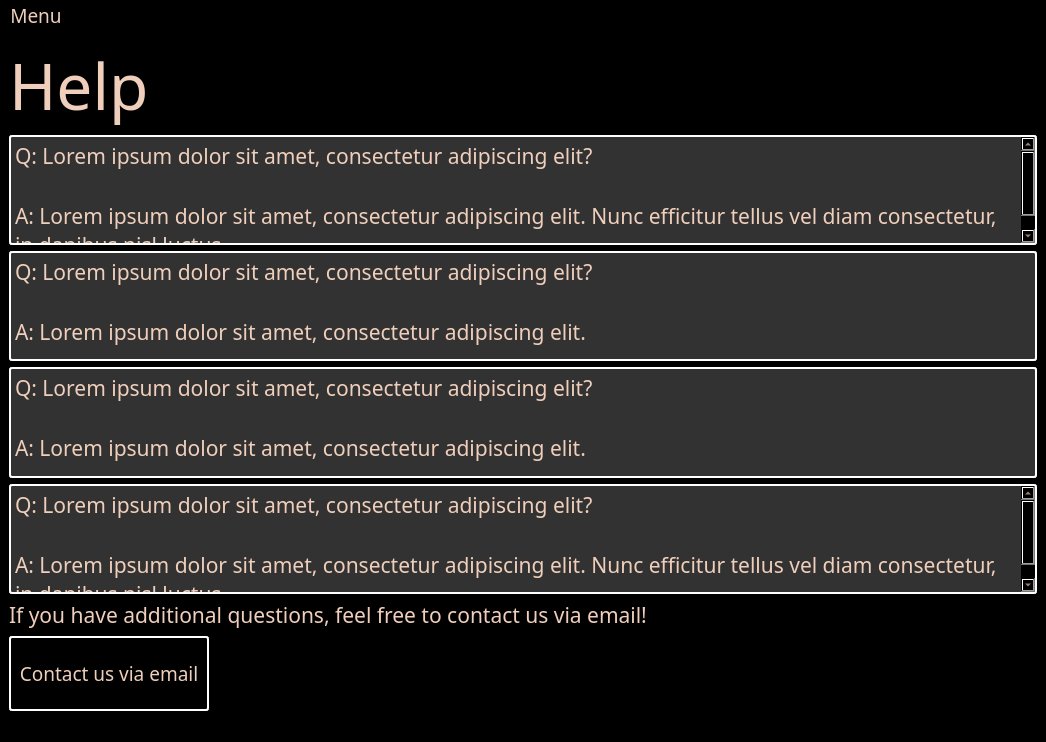
Old version of the form breadnbutter/gui/petownerhelp.ui in the repository jacksodl23/cs-205-pet-adoption.
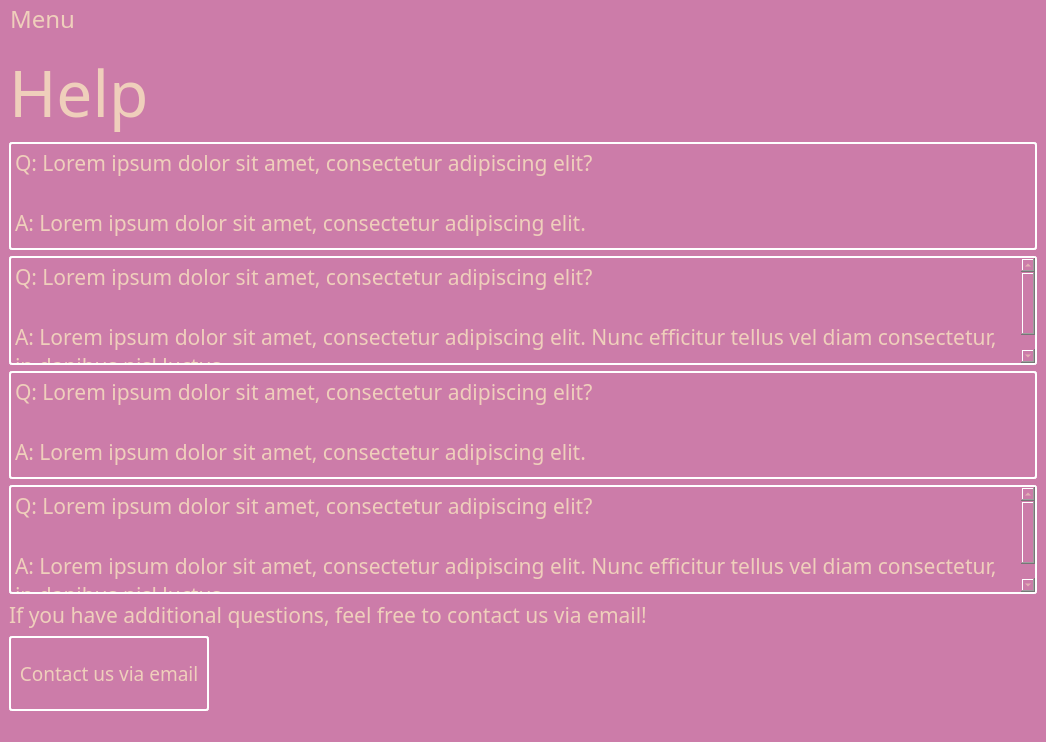
New version of the form.

Patch:
```diff
--- a/breadnbutter/gui/petownerhelp.ui
+++ b/breadnbutter/gui/petownerhelp.ui
@@ -25,9 +25,9 @@
      <colorrole role="Button">
       <brush brushstyle="SolidPattern">
        <color alpha="255">
-        <red>0</red>
-        <green>0</green>
-        <blue>0</blue>
+        <red>204</red>
+        <green>124</green>
+        <blue>169</blue>
        </color>
       </brush>
      </colorrole>
@@ -97,18 +97,18 @@
      <colorrole role="Base">
       <brush brushstyle="SolidPattern">
        <color alpha="255">
-        <red>0</red>
-        <green>0</green>
-        <blue>0</blue>
+        <red>204</red>
+        <green>124</green>
+        <blue>169</blue>
        </color>
       </brush>
      </colorrole>
      <colorrole role="Window">
       <brush brushstyle="SolidPattern">
        <color alpha="255">
-        <red>0</red>
-        <green>0</green>
-        <blue>0</blue>
+        <red>204</red>
+        <green>124</green>
+        <blue>169</blue>
        </color>
       </brush>
      </colorrole>
@@ -162,9 +162,9 @@
      <colorrole role="Button">
       <brush brushstyle="SolidPattern">
        <color alpha="255">
-        <red>0</red>
-        <green>0</green>
-        <blue>0</blue>
+        <red>204</red>
+        <green>124</green>
+        <blue>169</blue>
        </color>
       </brush>
      </colorrole>
@@ -234,18 +234,18 @@
      <colorrole role="Base">
       <brush brushstyle="SolidPattern">
        <color alpha="255">
-        <red>0</red>
-        <green>0</green>
-        <blue>0</blue>
+        <red>204</red>
+        <green>124</green>
+        <blue>169</blue>
        </color>
       </brush>
      </colorrole>
      <colorrole role="Window">
       <brush brushstyle="SolidPattern">
        <color alpha="255">
-        <red>0</red>
-        <green>0</green>
-        <blue>0</blue>
+        <red>204</red>
+        <green>124</green>
+        <blue>169</blue>
        </color>
       </brush>
      </colorrole>
@@ -299,9 +299,9 @@
      <colorrole role="Button">
       <brush brushstyle="SolidPattern">
        <color alpha="255">
-        <red>0</red>
-        <green>0</green>
-        <blue>0</blue>
+        <red>204</red>
+        <green>124</green>
+        <blue>169</blue>
        </color>
       </brush>
      </colorrole>
@@ -371,18 +371,18 @@
      <colorrole role="Base">
       <brush brushstyle="SolidPattern">
        <color alpha="255">
-        <red>0</red>
-        <green>0</green>
-        <blue>0</blue>
+        <red>204</red>
+        <green>124</green>
+        <blue>169</blue>
        </color>
       </brush>
      </colorrole>
      <colorrole role="Window">
       <brush brushstyle="SolidPattern">
        <color alpha="255">
-        <red>0</red>
-        <green>0</green>
-        <blue>0</blue>
+        <red>204</red>
+        <green>124</green>
+        <blue>169</blue>
        </color>
       </brush>
      </colorrole>
@@ -435,7 +435,7 @@
    <string>MainWindow</string>
   </property>
   <property name="styleSheet">
-   <string notr="true">background-color: rgb(0, 0, 0);
+   <string notr="true">background-color: rgb(204, 124, 169);
 color: rgb(239, 207, 187);</string>
   </property>
   <widget class="QWidget" name="centralwidget">
@@ -453,202 +453,6 @@
       </property>
      </widget>
     </item>
-    <item>
-     <widget class="QTextBrowser" name="textBrowser">
-      <property name="palette">
-       <palette>
-        <active>
-         <colorrole role="WindowText">
-          <brush brushstyle="SolidPattern">
-           <color alpha="255">
-            <red>239</red>
-            <green>207</green>
-            <blue>187</blue>
-           </color>
-          </brush>
-         </colorrole>
-         <colorrole role="Button">
-          <brush brushstyle="SolidPattern">
-           <color alpha="255">
-            <red>50</red>
-            <green>50</green>
-            <blue>50</blue>
-           </color>
-          </brush>
-         </colorrole>
-         <colorrole role="Text">
-          <brush brushstyle="SolidPattern">
-           <color alpha="255">
-            <red>239</red>
-            <green>207</green>
-            <blue>187</blue>
-           </color>
-          </brush>
-         </colorrole>
-         <colorrole role="ButtonText">
-          <brush brushstyle="SolidPattern">
-           <color alpha="255">
-            <red>239</red>
-            <green>207</green>
-            <blue>187</blue>
-           </color>
-          </brush>
-         </colorrole>
-         <colorrole role="Base">
-          <brush brushstyle="SolidPattern">
-           <color alpha="255">
-            <red>50</red>
-            <green>50</green>
-            <blue>50</blue>
-           </color>
-          </brush>
-         </colorrole>
-         <colorrole role="Window">
-          <brush brushstyle="SolidPattern">
-           <color alpha="255">
-            <red>50</red>
-            <green>50</green>
-            <blue>50</blue>
-           </color>
-          </brush>
-         </colorrole>
-        </active>
-        <inactive>
-         <colorrole role="WindowText">
-          <brush brushstyle="SolidPattern">
-           <color alpha="255">
-            <red>239</red>
-            <green>207</green>
-            <blue>187</blue>
-           </color>
-          </brush>
-         </colorrole>
-         <colorrole role="Button">
-          <brush brushstyle="SolidPattern">
-           <color alpha="255">
-            <red>50</red>
-            <green>50</green>
-            <blue>50</blue>
-           </color>
-          </brush>
-         </colorrole>
-         <colorrole role="Text">
-          <brush brushstyle="SolidPattern">
-           <color alpha="255">
-            <red>239</red>
-            <green>207</green>
-            <blue>187</blue>
-           </color>
-          </brush>
-         </colorrole>
-         <colorrole role="ButtonText">
-          <brush brushstyle="SolidPattern">
-           <color alpha="255">
-            <red>239</red>
-            <green>207</green>
-            <blue>187</blue>
-           </color>
-          </brush>
-         </colorrole>
-         <colorrole role="Base">
-          <brush brushstyle="SolidPattern">
-           <color alpha="255">
-            <red>50</red>
-            <green>50</green>
-            <blue>50</blue>
-           </color>
-          </brush>
-         </colorrole>
-         <colorrole role="Window">
-          <brush brushstyle="SolidPattern">
-           <color alpha="255">
-            <red>50</red>
-            <green>50</green>
-            <blue>50</blue>
-           </color>
-          </brush>
-         </colorrole>
-        </inactive>
-        <disabled>
-         <colorrole role="WindowText">
-          <brush brushstyle="SolidPattern">
-           <color alpha="255">
-            <red>239</red>
-            <green>207</green>
-            <blue>187</blue>
-           </color>
-          </brush>
-         </colorrole>
-         <colorrole role="Button">
-          <brush brushstyle="SolidPattern">
-           <color alpha="255">
-            <red>50</red>
-            <green>50</green>
-            <blue>50</blue>
-           </color>
-          </brush>
-         </colorrole>
-         <colorrole role="Text">
-          <brush brushstyle="SolidPattern">
-           <color alpha="255">
-            <red>239</red>
-            <green>207</green>
-            <blue>187</blue>
-           </color>
-          </brush>
-         </colorrole>
-         <colorrole role="ButtonText">
-          <brush brushstyle="SolidPattern">
-           <color alpha="255">
-            <red>239</red>
-            <green>207</green>
-            <blue>187</blue>
-           </color>
-          </brush>
-         </colorrole>
-         <colorrole role="Base">
-          <brush brushstyle="SolidPattern">
-           <color alpha="255">
-            <red>50</red>
-            <green>50</green>
-            <blue>50</blue>
-           </color>
-          </brush>
-         </colorrole>
-         <colorrole role="Window">
-          <brush brushstyle="SolidPattern">
-           <color alpha="255">
-            <red>50</red>
-            <green>50</green>
-            <blue>50</blue>
-           </color>
-          </brush>
-         </colorrole>
-        </disabled>
-       </palette>
-      </property>
-      <property name="font">
-       <font>
-        <family>Dyuthi</family>
-        <pointsize>16</pointsize>
-       </font>
-      </property>
-      <property name="styleSheet">
-       <string notr="true">background-color: rgb(50, 50, 50);
-border: 2px solid  white; 
-     border-radius: 3px;</string>
-      </property>
-      <property name="html">
-       <string>&lt;!DOCTYPE HTML PUBLIC &quot;-//W3C//DTD HTML 4.0//EN&quot; &quot;http://www.w3.org/TR/REC-html40/strict.dtd&quot;&gt;
-&lt;html&gt;&lt;head&gt;&lt;meta name=&quot;qrichtext&quot; content=&quot;1&quot; /&gt;&lt;style type=&quot;text/css&quot;&gt;
-p, li { white-space: pre-wrap; }
-&lt;/style&gt;&lt;/head&gt;&lt;body style=&quot; font-family:'Dyuthi'; font-size:16pt; font-weight:400; font-style:normal;&quot;&gt;
-&lt;p style=&quot; margin-top:0px; margin-bottom:0px; margin-left:0px; margin-right:0px; -qt-block-indent:0; text-indent:0px;&quot;&gt;&lt;span style=&quot; font-family:'Sans Serif';&quot;&gt;Q: Lorem ipsum dolor sit amet, consectetur adipiscing elit?&lt;/span&gt;&lt;/p&gt;
-&lt;p style=&quot;-qt-paragraph-type:empty; margin-top:0px; margin-bottom:0px; margin-left:0px; margin-right:0px; -qt-block-indent:0; text-indent:0px; font-family:'Sans Serif';&quot;&gt;&lt;br /&gt;&lt;/p&gt;
-&lt;p style=&quot; margin-top:0px; margin-bottom:0px; margin-left:0px; margin-right:0px; -qt-block-indent:0; text-indent:0px;&quot;&gt;&lt;span style=&quot; font-family:'Sans Serif';&quot;&gt;A: Lorem ipsum dolor sit amet, consectetur adipiscing elit. Nunc efficitur tellus vel diam consectetur, in dapibus nisl luctus.&lt;/span&gt;&lt;/p&gt;&lt;/body&gt;&lt;/html&gt;</string>
-      </property>
-     </widget>
-    </item>
     <item>
      <widget class="QTextBrowser" name="textBrowser_2">
       <property name="palette">
@@ -666,9 +470,9 @@
          <colorrole role="Button">
           <brush brushstyle="SolidPattern">
            <color alpha="255">
-            <red>50</red>
-            <green>50</green>
-            <blue>50</blue>
+            <red>204</red>
+            <green>124</green>
+            <blue>169</blue>
            </color>
           </brush>
          </colorrole>
@@ -693,18 +497,18 @@
          <colorrole role="Base">
           <brush brushstyle="SolidPattern">
            <color alpha="255">
-            <red>50</red>
-            <green>50</green>
-            <blue>50</blue>
+            <red>204</red>
+            <green>124</green>
+            <blue>169</blue>
            </color>
           </brush>
          </colorrole>
          <colorrole role="Window">
           <brush brushstyle="SolidPattern">
            <color alpha="255">
-            <red>50</red>
-            <green>50</green>
-            <blue>50</blue>
+            <red>204</red>
+            <green>124</green>
+            <blue>169</blue>
            </color>
           </brush>
          </colorrole>
@@ -722,9 +526,9 @@
          <colorrole role="Button">
           <brush brushstyle="SolidPattern">
            <color alpha="255">
-            <red>50</red>
-            <green>50</green>
-            <blue>50</blue>
+            <red>204</red>
+            <green>124</green>
+            <blue>169</blue>
            </color>
           </brush>
          </colorrole>
@@ -749,18 +553,18 @@
          <colorrole role="Base">
           <brush brushstyle="SolidPattern">
            <color alpha="255">
-            <red>50</red>
-            <green>50</green>
-            <blue>50</blue>
+            <red>204</red>
+            <green>124</green>
+            <blue>169</blue>
            </color>
           </brush>
          </colorrole>
          <colorrole role="Window">
           <brush brushstyle="SolidPattern">
            <color alpha="255">
-            <red>50</red>
-            <green>50</green>
-            <blue>50</blue>
+            <red>204</red>
+            <green>124</green>
+            <blue>169</blue>
            </color>
           </brush>
          </colorrole>
@@ -778,9 +582,9 @@
          <colorrole role="Button">
           <brush brushstyle="SolidPattern">
            <color alpha="255">
-            <red>50</red>
-            <green>50</green>
-            <blue>50</blue>
+            <red>204</red>
+            <green>124</green>
+            <blue>169</blue>
            </color>
           </brush>
          </colorrole>
@@ -805,18 +609,18 @@
          <colorrole role="Base">
           <brush brushstyle="SolidPattern">
            <color alpha="255">
-            <red>50</red>
-            <green>50</green>
-            <blue>50</blue>
+            <red>204</red>
+            <green>124</green>
+            <blue>169</blue>
            </color>
           </brush>
          </colorrole>
          <colorrole role="Window">
           <brush brushstyle="SolidPattern">
            <color alpha="255">
-            <red>50</red>
-            <green>50</green>
-            <blue>50</blue>
+            <red>204</red>
+            <green>124</green>
+            <blue>169</blue>
            </color>
           </brush>
          </colorrole>
@@ -830,7 +634,7 @@
        </font>
       </property>
       <property name="styleSheet">
-       <string notr="true">background-color: rgb(50, 50, 50);
+       <string notr="true">background-color: rgb(204, 124, 169);
 border: 2px solid  white; 
      border-radius: 3px;</string>
       </property>
@@ -845,6 +649,202 @@
       </property>
      </widget>
     </item>
+    <item>
+     <widget class="QTextBrowser" name="textBrowser">
+      <property name="palette">
+       <palette>
+        <active>
+         <colorrole role="WindowText">
+          <brush brushstyle="SolidPattern">
+           <color alpha="255">
+            <red>239</red>
+            <green>207</green>
+            <blue>187</blue>
+           </color>
+          </brush>
+         </colorrole>
+         <colorrole role="Button">
+          <brush brushstyle="SolidPattern">
+           <color alpha="255">
+            <red>204</red>
+            <green>124</green>
+            <blue>169</blue>
+           </color>
+          </brush>
+         </colorrole>
+         <colorrole role="Text">
+          <brush brushstyle="SolidPattern">
+           <color alpha="255">
+            <red>239</red>
+            <green>207</green>
+            <blue>187</blue>
+           </color>
+          </brush>
+         </colorrole>
+         <colorrole role="ButtonText">
+          <brush brushstyle="SolidPattern">
+           <color alpha="255">
+            <red>239</red>
+            <green>207</green>
+            <blue>187</blue>
+           </color>
+          </brush>
+         </colorrole>
+         <colorrole role="Base">
+          <brush brushstyle="SolidPattern">
+           <color alpha="255">
+            <red>204</red>
+            <green>124</green>
+            <blue>169</blue>
+           </color>
+          </brush>
+         </colorrole>
+         <colorrole role="Window">
+          <brush brushstyle="SolidPattern">
+           <color alpha="255">
+            <red>204</red>
+            <green>124</green>
+            <blue>169</blue>
+           </color>
+          </brush>
+         </colorrole>
+        </active>
+        <inactive>
+         <colorrole role="WindowText">
+          <brush brushstyle="SolidPattern">
+           <color alpha="255">
+            <red>239</red>
+            <green>207</green>
+            <blue>187</blue>
+           </color>
+          </brush>
+         </colorrole>
+         <colorrole role="Button">
+          <brush brushstyle="SolidPattern">
+           <color alpha="255">
+            <red>204</red>
+            <green>124</green>
+            <blue>169</blue>
+           </color>
+          </brush>
+         </colorrole>
+         <colorrole role="Text">
+          <brush brushstyle="SolidPattern">
+           <color alpha="255">
+            <red>239</red>
+            <green>207</green>
+            <blue>187</blue>
+           </color>
+          </brush>
+         </colorrole>
+         <colorrole role="ButtonText">
+          <brush brushstyle="SolidPattern">
+           <color alpha="255">
+            <red>239</red>
+            <green>207</green>
+            <blue>187</blue>
+           </color>
+          </brush>
+         </colorrole>
+         <colorrole role="Base">
+          <brush brushstyle="SolidPattern">
+           <color alpha="255">
+            <red>204</red>
+            <green>124</green>
+            <blue>169</blue>
+           </color>
+          </brush>
+         </colorrole>
+         <colorrole role="Window">
+          <brush brushstyle="SolidPattern">
+           <color alpha="255">
+            <red>204</red>
+            <green>124</green>
+            <blue>169</blue>
+           </color>
+          </brush>
+         </colorrole>
+        </inactive>
+        <disabled>
+         <colorrole role="WindowText">
+          <brush brushstyle="SolidPattern">
+           <color alpha="255">
+            <red>239</red>
+            <green>207</green>
+            <blue>187</blue>
+           </color>
+          </brush>
+         </colorrole>
+         <colorrole role="Button">
+          <brush brushstyle="SolidPattern">
+           <color alpha="255">
+            <red>204</red>
+            <green>124</green>
+            <blue>169</blue>
+           </color>
+          </brush>
+         </colorrole>
+         <colorrole role="Text">
+          <brush brushstyle="SolidPattern">
+           <color alpha="255">
+            <red>239</red>
+            <green>207</green>
+            <blue>187</blue>
+           </color>
+          </brush>
+         </colorrole>
+         <colorrole role="ButtonText">
+          <brush brushstyle="SolidPattern">
+           <color alpha="255">
+            <red>239</red>
+            <green>207</green>
+            <blue>187</blue>
+           </color>
+          </brush>
+         </colorrole>
+         <colorrole role="Base">
+          <brush brushstyle="SolidPattern">
+           <color alpha="255">
+            <red>204</red>
+            <green>124</green>
+            <blue>169</blue>
+           </color>
+          </brush>
+         </colorrole>
+         <colorrole role="Window">
+          <brush brushstyle="SolidPattern">
+           <color alpha="255">
+            <red>204</red>
+            <green>124</green>
+            <blue>169</blue>
+           </color>
+          </brush>
+         </colorrole>
+        </disabled>
+       </palette>
+      </property>
+      <property name="font">
+       <font>
+        <family>Dyuthi</family>
+        <pointsize>16</pointsize>
+       </font>
+      </property>
+      <property name="styleSheet">
+       <string notr="true">background-color: rgb(204, 124, 169);
+border: 2px solid  white; 
+     border-radius: 3px;</string>
+      </property>
+      <property name="html">
+       <string>&lt;!DOCTYPE HTML PUBLIC &quot;-//W3C//DTD HTML 4.0//EN&quot; &quot;http://www.w3.org/TR/REC-html40/strict.dtd&quot;&gt;
+&lt;html&gt;&lt;head&gt;&lt;meta name=&quot;qrichtext&quot; content=&quot;1&quot; /&gt;&lt;style type=&quot;text/css&quot;&gt;
+p, li { white-space: pre-wrap; }
+&lt;/style&gt;&lt;/head&gt;&lt;body style=&quot; font-family:'Dyuthi'; font-size:16pt; font-weight:400; font-style:normal;&quot;&gt;
+&lt;p style=&quot; margin-top:0px; margin-bottom:0px; margin-left:0px; margin-right:0px; -qt-block-indent:0; text-indent:0px;&quot;&gt;&lt;span style=&quot; font-family:'Sans Serif';&quot;&gt;Q: Lorem ipsum dolor sit amet, consectetur adipiscing elit?&lt;/span&gt;&lt;/p&gt;
+&lt;p style=&quot;-qt-paragraph-type:empty; margin-top:0px; margin-bottom:0px; margin-left:0px; margin-right:0px; -qt-block-indent:0; text-indent:0px; font-family:'Sans Serif';&quot;&gt;&lt;br /&gt;&lt;/p&gt;
+&lt;p style=&quot; margin-top:0px; margin-bottom:0px; margin-left:0px; margin-right:0px; -qt-block-indent:0; text-indent:0px;&quot;&gt;&lt;span style=&quot; font-family:'Sans Serif';&quot;&gt;A: Lorem ipsum dolor sit amet, consectetur adipiscing elit. Nunc efficitur tellus vel diam consectetur, in dapibus nisl luctus.&lt;/span&gt;&lt;/p&gt;&lt;/body&gt;&lt;/html&gt;</string>
+      </property>
+     </widget>
+    </item>
     <item>
      <widget class="QTextBrowser" name="textBrowser_3">
       <property name="palette">
@@ -862,9 +862,9 @@
          <colorrole role="Button">
           <brush brushstyle="SolidPattern">
            <color alpha="255">
-            <red>50</red>
-            <green>50</green>
-            <blue>50</blue>
+            <red>204</red>
+            <green>124</green>
+            <blue>169</blue>
            </color>
           </brush>
          </colorrole>
@@ -889,18 +889,18 @@
          <colorrole role="Base">
           <brush brushstyle="SolidPattern">
            <color alpha="255">
-            <red>50</red>
-            <green>50</green>
-            <blue>50</blue>
+            <red>204</red>
+            <green>124</green>
+            <blue>169</blue>
            </color>
           </brush>
          </colorrole>
          <colorrole role="Window">
           <brush brushstyle="SolidPattern">
            <color alpha="255">
-            <red>50</red>
-            <green>50</green>
-            <blue>50</blue>
+            <red>204</red>
+            <green>124</green>
+            <blue>169</blue>
            </color>
           </brush>
          </colorrole>
@@ -918,9 +918,9 @@
          <colorrole role="Button">
           <brush brushstyle="SolidPattern">
            <color alpha="255">
-            <red>50</red>
-            <green>50</green>
-            <blue>50</blue>
+            <red>204</red>
+            <green>124</green>
+            <blue>169</blue>
            </color>
           </brush>
          </colorrole>
@@ -945,18 +945,18 @@
          <colorrole role="Base">
           <brush brushstyle="SolidPattern">
            <color alpha="255">
-            <red>50</red>
-            <green>50</green>
-            <blue>50</blue>
+            <red>204</red>
+            <green>124</green>
+            <blue>169</blue>
            </color>
           </brush>
          </colorrole>
          <colorrole role="Window">
           <brush brushstyle="SolidPattern">
            <color alpha="255">
-            <red>50</red>
-            <green>50</green>
-            <blue>50</blue>
+            <red>204</red>
+            <green>124</green>
+            <blue>169</blue>
            </color>
           </brush>
          </colorrole>
@@ -974,9 +974,9 @@
          <colorrole role="Button">
           <brush brushstyle="SolidPattern">
            <color alpha="255">
-            <red>50</red>
-            <green>50</green>
-            <blue>50</blue>
+            <red>204</red>
+            <green>124</green>
+            <blue>169</blue>
            </color>
           </brush>
          </colorrole>
@@ -1001,18 +1001,18 @@
          <colorrole role="Base">
           <brush brushstyle="SolidPattern">
            <color alpha="255">
-            <red>50</red>
-            <green>50</green>
-            <blue>50</blue>
+            <red>204</red>
+            <green>124</green>
+            <blue>169</blue>
            </color>
           </brush>
          </colorrole>
          <colorrole role="Window">
           <brush brushstyle="SolidPattern">
            <color alpha="255">
-            <red>50</red>
-            <green>50</green>
-            <blue>50</blue>
+            <red>204</red>
+            <green>124</green>
+            <blue>169</blue>
            </color>
           </brush>
          </colorrole>
@@ -1026,7 +1026,7 @@
        </font>
       </property>
       <property name="styleSheet">
-       <string notr="true">background-color: rgb(50, 50, 50);
+       <string notr="true">background-color: rgb(204, 124, 169);
 border: 2px solid  white; 
      border-radius: 3px;</string>
       </property>
@@ -1058,9 +1058,9 @@
          <colorrole role="Button">
           <brush brushstyle="SolidPattern">
            <color alpha="255">
-            <red>50</red>
-            <green>50</green>
-            <blue>50</blue>
+            <red>204</red>
+            <green>124</green>
+            <blue>169</blue>
            </color>
           </brush>
          </colorrole>
@@ -1085,18 +1085,18 @@
          <colorrole role="Base">
           <brush brushstyle="SolidPattern">
            <color alpha="255">
-            <red>50</red>
-            <green>50</green>
-            <blue>50</blue>
+            <red>204</red>
+            <green>124</green>
+            <blue>169</blue>
            </color>
           </brush>
          </colorrole>
          <colorrole role="Window">
           <brush brushstyle="SolidPattern">
            <color alpha="255">
-            <red>50</red>
-            <green>50</green>
-            <blue>50</blue>
+            <red>204</red>
+            <green>124</green>
+            <blue>169</blue>
            </color>
           </brush>
          </colorrole>
@@ -1114,9 +1114,9 @@
          <colorrole role="Button">
           <brush brushstyle="SolidPattern">
            <color alpha="255">
-            <red>50</red>
-            <green>50</green>
-            <blue>50</blue>
+            <red>204</red>
+            <green>124</green>
+            <blue>169</blue>
            </color>
           </brush>
          </colorrole>
@@ -1141,18 +1141,18 @@
          <colorrole role="Base">
           <brush brushstyle="SolidPattern">
            <color alpha="255">
-            <red>50</red>
-            <green>50</green>
-            <blue>50</blue>
+            <red>204</red>
+            <green>124</green>
+            <blue>169</blue>
            </color>
           </brush>
          </colorrole>
          <colorrole role="Window">
           <brush brushstyle="SolidPattern">
            <color alpha="255">
-            <red>50</red>
-            <green>50</green>
-            <blue>50</blue>
+            <red>204</red>
+            <green>124</green>
+            <blue>169</blue>
            </color>
           </brush>
          </colorrole>
@@ -1170,9 +1170,9 @@
          <colorrole role="Button">
           <brush brushstyle="SolidPattern">
            <color alpha="255">
-            <red>50</red>
-            <green>50</green>
-            <blue>50</blue>
+            <red>204</red>
+            <green>124</green>
+            <blue>169</blue>
            </color>
           </brush>
          </colorrole>
@@ -1197,18 +1197,18 @@
          <colorrole role="Base">
           <brush brushstyle="SolidPattern">
            <color alpha="255">
-            <red>50</red>
-            <green>50</green>
-            <blue>50</blue>
+            <red>204</red>
+            <green>124</green>
+            <blue>169</blue>
            </color>
           </brush>
          </colorrole>
          <colorrole role="Window">
           <brush brushstyle="SolidPattern">
            <color alpha="255">
-            <red>50</red>
-            <green>50</green>
-            <blue>50</blue>
+            <red>204</red>
+            <green>124</green>
+            <blue>169</blue>
            </color>
           </brush>
          </colorrole>
@@ -1222,7 +1222,7 @@
        </font>
       </property>
       <property name="styleSheet">
-       <string notr="true">background-color: rgb(50, 50, 50);
+       <string notr="true">background-color: rgb(204, 124, 169);
 border: 2px solid  white; 
      border-radius: 3px;</string>
       </property>
@@ -1290,16 +1290,22 @@
      <x>0</x>
      <y>0</y>
      <width>1046</width>
-     <height>31</height>
+     <height>38</height>
     </rect>
    </property>
    <property name="font">
     <font>
      <family>Dyuthi</family>
-     <pointsize>14</pointsize>
+     <pointsize>18</pointsize>
     </font>
    </property>
    <widget class="QMenu" name="menuBRead_and_Butter">
+    <property name="font">
+     <font>
+      <family>Dyuthi</family>
+      <pointsize>14</pointsize>
+     </font>
+    </property>
     <property name="title">
      <string>Menu</string>
     </property>
```
